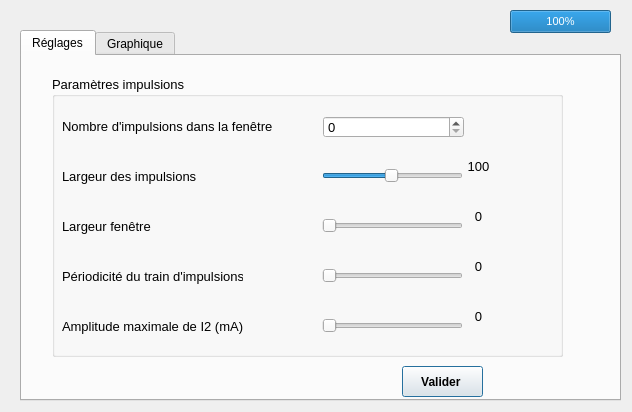
UhuPatafix/IHMdeportee, file ihmdeportee.ui: the form before one commit.
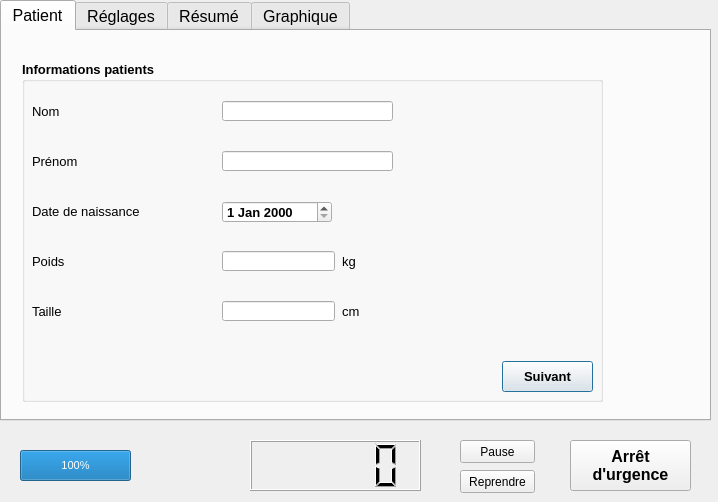
The form after the commit. The open tabs and pages were chosen to show the change.

Commit message: Chrono + disable boutons quand il y a arrêt d'urgence

```diff
--- a/ihmdeportee.ui
+++ b/ihmdeportee.ui
@@ -6,8 +6,8 @@
    <rect>
     <x>0</x>
     <y>0</y>
-    <width>632</width>
-    <height>412</height>
+    <width>718</width>
+    <height>502</height>
    </rect>
   </property>
   <property name="windowTitle">
@@ -16,20 +16,243 @@
   <widget class="QTabWidget" name="tabWidget">
    <property name="geometry">
     <rect>
-     <x>20</x>
-     <y>30</y>
-     <width>601</width>
-     <height>371</height>
+     <x>0</x>
+     <y>0</y>
+     <width>711</width>
+     <height>421</height>
     </rect>
    </property>
    <property name="font">
     <font>
      <family>Arial</family>
+     <pointsize>12</pointsize>
     </font>
    </property>
    <property name="currentIndex">
     <number>0</number>
    </property>
+   <widget class="QWidget" name="tab">
+    <attribute name="title">
+     <string>Patient</string>
+    </attribute>
+    <widget class="QGroupBox" name="groupBox_2">
+     <property name="geometry">
+      <rect>
+       <x>20</x>
+       <y>30</y>
+       <width>581</width>
+       <height>341</height>
+      </rect>
+     </property>
+     <property name="font">
+      <font>
+       <family>Arial</family>
+       <pointsize>10</pointsize>
+       <weight>75</weight>
+       <bold>true</bold>
+      </font>
+     </property>
+     <property name="title">
+      <string>Informations patients </string>
+     </property>
+     <widget class="QLabel" name="label_7">
+      <property name="geometry">
+       <rect>
+        <x>10</x>
+        <y>40</y>
+        <width>231</width>
+        <height>21</height>
+       </rect>
+      </property>
+      <property name="font">
+       <font>
+        <weight>50</weight>
+        <bold>false</bold>
+       </font>
+      </property>
+      <property name="text">
+       <string>Nom</string>
+      </property>
+     </widget>
+     <widget class="QLabel" name="label_8">
+      <property name="geometry">
+       <rect>
+        <x>10</x>
+        <y>90</y>
+        <width>181</width>
+        <height>21</height>
+       </rect>
+      </property>
+      <property name="font">
+       <font>
+        <weight>50</weight>
+        <bold>false</bold>
+       </font>
+      </property>
+      <property name="text">
+       <string>Prénom</string>
+      </property>
+     </widget>
+     <widget class="QLabel" name="label_9">
+      <property name="geometry">
+       <rect>
+        <x>10</x>
+        <y>140</y>
+        <width>181</width>
+        <height>21</height>
+       </rect>
+      </property>
+      <property name="font">
+       <font>
+        <weight>50</weight>
+        <bold>false</bold>
+       </font>
+      </property>
+      <property name="text">
+       <string>Date de naissance</string>
+      </property>
+     </widget>
+     <widget class="QLabel" name="label_10">
+      <property name="geometry">
+       <rect>
+        <x>10</x>
+        <y>190</y>
+        <width>191</width>
+        <height>21</height>
+       </rect>
+      </property>
+      <property name="font">
+       <font>
+        <weight>50</weight>
+        <bold>false</bold>
+       </font>
+      </property>
+      <property name="text">
+       <string>Poids</string>
+      </property>
+     </widget>
+     <widget class="QLabel" name="label_11">
+      <property name="geometry">
+       <rect>
+        <x>10</x>
+        <y>240</y>
+        <width>201</width>
+        <height>21</height>
+       </rect>
+      </property>
+      <property name="font">
+       <font>
+        <weight>50</weight>
+        <bold>false</bold>
+       </font>
+      </property>
+      <property name="text">
+       <string>Taille</string>
+      </property>
+     </widget>
+     <widget class="QDateEdit" name="dateEdit">
+      <property name="geometry">
+       <rect>
+        <x>200</x>
+        <y>140</y>
+        <width>110</width>
+        <height>22</height>
+       </rect>
+      </property>
+     </widget>
+     <widget class="QLineEdit" name="lineEdit">
+      <property name="geometry">
+       <rect>
+        <x>200</x>
+        <y>40</y>
+        <width>171</width>
+        <height>20</height>
+       </rect>
+      </property>
+     </widget>
+     <widget class="QLineEdit" name="lineEdit_2">
+      <property name="geometry">
+       <rect>
+        <x>200</x>
+        <y>90</y>
+        <width>171</width>
+        <height>20</height>
+       </rect>
+      </property>
+     </widget>
+     <widget class="QLineEdit" name="lineEdit_3">
+      <property name="geometry">
+       <rect>
+        <x>200</x>
+        <y>190</y>
+        <width>113</width>
+        <height>20</height>
+       </rect>
+      </property>
+     </widget>
+     <widget class="QLineEdit" name="lineEdit_4">
+      <property name="geometry">
+       <rect>
+        <x>200</x>
+        <y>240</y>
+        <width>113</width>
+        <height>20</height>
+       </rect>
+      </property>
+     </widget>
+     <widget class="QLabel" name="label_12">
+      <property name="geometry">
+       <rect>
+        <x>320</x>
+        <y>190</y>
+        <width>61</width>
+        <height>21</height>
+       </rect>
+      </property>
+      <property name="font">
+       <font>
+        <weight>50</weight>
+        <bold>false</bold>
+       </font>
+      </property>
+      <property name="text">
+       <string>kg</string>
+      </property>
+     </widget>
+     <widget class="QLabel" name="label_19">
+      <property name="geometry">
+       <rect>
+        <x>320</x>
+        <y>240</y>
+        <width>61</width>
+        <height>21</height>
+       </rect>
+      </property>
+      <property name="font">
+       <font>
+        <weight>50</weight>
+        <bold>false</bold>
+       </font>
+      </property>
+      <property name="text">
+       <string>cm</string>
+      </property>
+     </widget>
+     <widget class="QPushButton" name="pushButton">
+      <property name="geometry">
+       <rect>
+        <x>480</x>
+        <y>300</y>
+        <width>91</width>
+        <height>31</height>
+       </rect>
+      </property>
+      <property name="text">
+       <string>Suivant</string>
+      </property>
+     </widget>
+    </widget>
+   </widget>
    <widget class="QWidget" name="reglages">
     <attribute name="title">
      <string>Réglages</string>
@@ -39,14 +262,16 @@
       <rect>
        <x>30</x>
        <y>20</y>
-       <width>511</width>
-       <height>281</height>
+       <width>581</width>
+       <height>351</height>
       </rect>
      </property>
      <property name="font">
       <font>
        <family>Arial</family>
        <pointsize>10</pointsize>
+       <weight>75</weight>
+       <bold>true</bold>
       </font>
      </property>
      <property name="title">
@@ -135,6 +360,12 @@
         <height>21</height>
        </rect>
       </property>
+      <property name="font">
+       <font>
+        <weight>50</weight>
+        <bold>false</bold>
+       </font>
+      </property>
       <property name="text">
        <string>Nombre d'impulsions dans la fenêtre</string>
       </property>
@@ -148,6 +379,12 @@
         <height>21</height>
        </rect>
       </property>
+      <property name="font">
+       <font>
+        <weight>50</weight>
+        <bold>false</bold>
+       </font>
+      </property>
       <property name="text">
        <string>Largeur des impulsions </string>
       </property>
@@ -161,6 +398,12 @@
         <height>21</height>
        </rect>
       </property>
+      <property name="font">
+       <font>
+        <weight>50</weight>
+        <bold>false</bold>
+       </font>
+      </property>
       <property name="text">
        <string>Largeur fenêtre </string>
       </property>
@@ -170,10 +413,16 @@
        <rect>
         <x>10</x>
         <y>190</y>
-        <width>181</width>
+        <width>191</width>
         <height>21</height>
        </rect>
       </property>
+      <property name="font">
+       <font>
+        <weight>50</weight>
+        <bold>false</bold>
+       </font>
+      </property>
       <property name="text">
        <string>Périodicité du train d'impulsions</string>
       </property>
@@ -183,10 +432,16 @@
        <rect>
         <x>10</x>
         <y>240</y>
-        <width>181</width>
+        <width>201</width>
         <height>21</height>
        </rect>
       </property>
+      <property name="font">
+       <font>
+        <weight>50</weight>
+        <bold>false</bold>
+       </font>
+      </property>
       <property name="text">
        <string>Amplitude maximale de I2 (mA)</string>
       </property>
@@ -256,27 +511,41 @@
       </property>
      </widget>
     </widget>
-    <widget class="QPushButton" name="boutonValider">
+   </widget>
+   <widget class="QWidget" name="tab_2">
+    <attribute name="title">
+     <string>Résumé</string>
+    </attribute>
+    <widget class="QLabel" name="label">
+     <property name="geometry">
+      <rect>
+       <x>20</x>
+       <y>20</y>
+       <width>541</width>
+       <height>261</height>
+      </rect>
+     </property>
+     <property name="text">
+      <string/>
+     </property>
+     <property name="alignment">
+      <set>Qt::AlignLeading|Qt::AlignLeft|Qt::AlignTop</set>
+     </property>
+    </widget>
+    <widget class="QPushButton" name="start">
      <property name="enabled">
       <bool>true</bool>
      </property>
      <property name="geometry">
       <rect>
-       <x>380</x>
-       <y>310</y>
-       <width>81</width>
+       <x>530</x>
+       <y>340</y>
+       <width>101</width>
        <height>31</height>
       </rect>
      </property>
-     <property name="font">
-      <font>
-       <pointsize>9</pointsize>
-       <weight>75</weight>
-       <bold>true</bold>
-      </font>
-     </property>
      <property name="text">
-      <string>Valider </string>
+      <string>Commencer</string>
      </property>
     </widget>
    </widget>
@@ -289,10 +558,10 @@
   <widget class="QProgressBar" name="batterie">
    <property name="geometry">
     <rect>
-     <x>510</x>
-     <y>10</y>
-     <width>101</width>
-     <height>23</height>
+     <x>20</x>
+     <y>450</y>
+     <width>111</width>
+     <height>31</height>
     </rect>
    </property>
    <property name="font">
@@ -304,6 +573,72 @@
    <property name="value">
     <number>100</number>
    </property>
+   <property name="invertedAppearance">
+    <bool>false</bool>
+   </property>
+  </widget>
+  <widget class="QPushButton" name="stop">
+   <property name="geometry">
+    <rect>
+     <x>570</x>
+     <y>440</y>
+     <width>121</width>
+     <height>51</height>
+    </rect>
+   </property>
+   <property name="font">
+    <font>
+     <pointsize>12</pointsize>
+     <weight>75</weight>
+     <bold>true</bold>
+    </font>
+   </property>
+   <property name="text">
+    <string>Arrêt 
+d'urgence</string>
+   </property>
+  </widget>
+  <widget class="QLCDNumber" name="chronometre">
+   <property name="geometry">
+    <rect>
+     <x>250</x>
+     <y>440</y>
+     <width>171</width>
+     <height>51</height>
+    </rect>
+   </property>
+  </widget>
+  <widget class="QPushButton" name="pause">
+   <property name="enabled">
+    <bool>true</bool>
+   </property>
+   <property name="geometry">
+    <rect>
+     <x>460</x>
+     <y>440</y>
+     <width>75</width>
+     <height>23</height>
+    </rect>
+   </property>
+   <property name="text">
+    <string>Pause</string>
+   </property>
+  </widget>
+  <widget class="QPushButton" name="reprendre">
+   <property name="enabled">
+    <bool>true</bool>
+   </property>
+   <property name="geometry">
+    <rect>
+     <x>460</x>
+     <y>470</y>
+     <width>75</width>
+     <height>23</height>
+    </rect>
+   </property>
+   <property name="text">
+    <string>Reprendre</string>
+   </property>
   </widget>
  </widget>
  <resources/>
```
Left out of the diff: 60 changed lines with no effect on the pictures. The commit also changes 3 other files.
